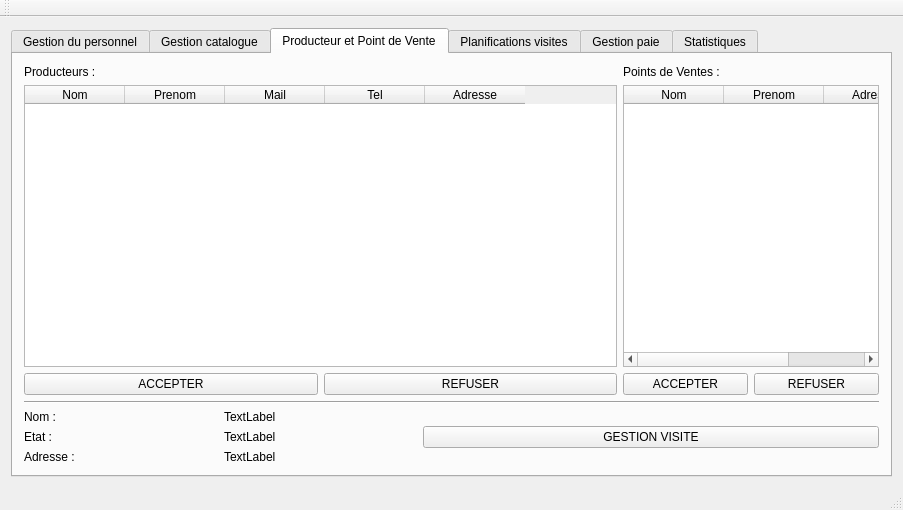
First picture: the form in NewWorldAppli/mainwindow.ui, repository yume05/NewWorld-E4-Projects, before the edit.
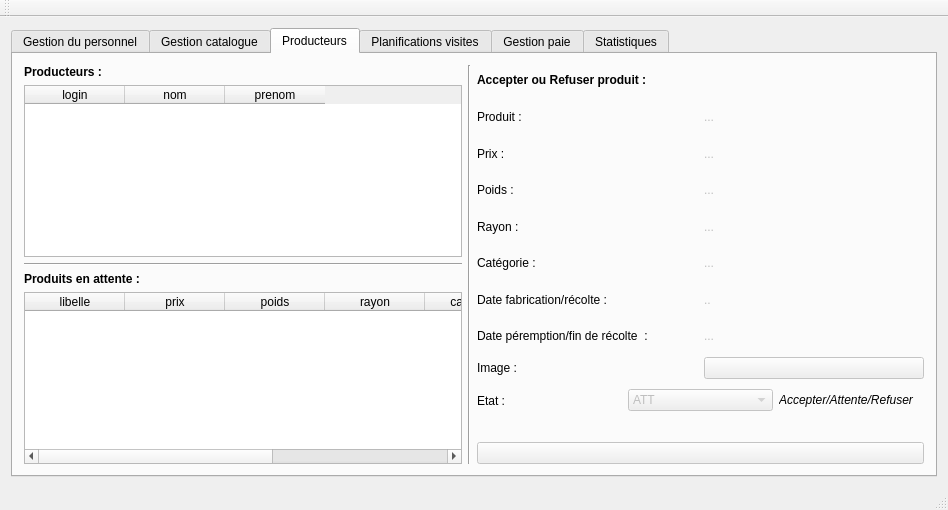
Second picture: the form after the edit. The open tabs and pages were chosen to show the change. Icons and pictures are not drawn.

Commit message: appli(prod/visite) web (prod)

```diff
--- a/NewWorldAppli/mainwindow.ui
+++ b/NewWorldAppli/mainwindow.ui
@@ -6,7 +6,7 @@
    <rect>
     <x>0</x>
     <y>0</y>
-    <width>903</width>
+    <width>948</width>
     <height>510</height>
    </rect>
   </property>
@@ -16,12 +16,6 @@
     <height>510</height>
    </size>
   </property>
-  <property name="maximumSize">
-   <size>
-    <width>903</width>
-    <height>510</height>
-   </size>
-  </property>
   <property name="windowTitle">
    <string>Gestionnaire</string>
   </property>
@@ -109,15 +103,8 @@
        <attribute name="title">
         <string>Gestion catalogue</string>
        </attribute>
-       <widget class="QWidget" name="layoutWidget">
-        <property name="geometry">
-         <rect>
-          <x>12</x>
-          <y>12</y>
-          <width>845</width>
-          <height>396</height>
-         </rect>
-        </property>
+       <layout class="QGridLayout" name="gridLayout_4">
+        <item row="0" column="0">
         <layout class="QHBoxLayout" name="horizontalLayout_4">
          <item>
           <layout class="QVBoxLayout" name="verticalLayout_3">
@@ -414,176 +401,375 @@
           </layout>
          </item>
         </layout>
-       </widget>
+        </item>
+       </layout>
       </widget>
       <widget class="QWidget" name="tab_6">
        <attribute name="title">
-        <string>Producteur et Point de Vente</string>
+        <string>Producteurs</string>
        </attribute>
-       <layout class="QVBoxLayout" name="verticalLayout_4">
+       <layout class="QHBoxLayout" name="horizontalLayout_20">
         <item>
-         <layout class="QGridLayout" name="gridLayout_4">
-          <item row="0" column="0" colspan="3">
-           <layout class="QGridLayout" name="gridLayout_3">
-            <item row="0" column="0">
+         <layout class="QHBoxLayout" name="horizontalLayout_19">
+          <item>
+           <layout class="QHBoxLayout" name="horizontalLayout_9">
+            <item>
+             <layout class="QVBoxLayout" name="verticalLayout">
+              <item>
              <widget class="QLabel" name="label_2">
               <property name="text">
-               <string>Producteurs :</string>
+                 <string>&lt;html&gt;&lt;head/&gt;&lt;body&gt;&lt;p&gt;&lt;span style=&quot; font-weight:600;&quot;&gt;Producteurs :&lt;/span&gt;&lt;/p&gt;&lt;/body&gt;&lt;/html&gt;</string>
               </property>
              </widget>
             </item>
-            <item row="1" column="0" colspan="2">
+              <item>
              <widget class="QTableWidget" name="tableWidgetProducteurs">
-              <column>
-               <property name="text">
-                <string>Nom</string>
-               </property>
-              </column>
-              <column>
-               <property name="text">
-                <string>Prenom</string>
-               </property>
-              </column>
+                <property name="selectionMode">
+                 <enum>QAbstractItemView::SingleSelection</enum>
+                </property>
+                <property name="selectionBehavior">
+                 <enum>QAbstractItemView::SelectRows</enum>
+                </property>
               <column>
                <property name="text">
-                <string>Mail</string>
+                  <string>login</string>
                </property>
               </column>
               <column>
                <property name="text">
-                <string>Tel</string>
+                  <string>nom</string>
                </property>
               </column>
               <column>
                <property name="text">
-                <string>Adresse</string>
+                  <string>prenom</string>
                </property>
               </column>
              </widget>
             </item>
-            <item row="2" column="0">
-             <widget class="QPushButton" name="pushButton_4">
-              <property name="text">
-               <string>ACCEPTER</string>
+              <item>
+               <widget class="Line" name="line_4">
+                <property name="orientation">
+                 <enum>Qt::Horizontal</enum>
               </property>
              </widget>
             </item>
-            <item row="2" column="1">
-             <widget class="QPushButton" name="pushButton_5">
-              <property name="text">
-               <string>REFUSER</string>
-              </property>
-             </widget>
-            </item>
-           </layout>
-          </item>
-          <item row="0" column="3">
-           <layout class="QGridLayout" name="gridLayout_2">
-            <item row="0" column="0">
+              <item>
              <widget class="QLabel" name="label_3">
               <property name="text">
-               <string>Points de Ventes :</string>
+                 <string>&lt;html&gt;&lt;head/&gt;&lt;body&gt;&lt;p&gt;&lt;span style=&quot; font-weight:600;&quot;&gt;Produits en attente :&lt;/span&gt;&lt;/p&gt;&lt;/body&gt;&lt;/html&gt;</string>
               </property>
              </widget>
             </item>
-            <item row="1" column="0" colspan="2">
-             <widget class="QTableWidget" name="tableWidgetPointDeVentes">
+              <item>
+               <widget class="QTableWidget" name="tableWidgetProduitsAttente">
+                <property name="selectionMode">
+                 <enum>QAbstractItemView::SingleSelection</enum>
+                </property>
+                <property name="selectionBehavior">
+                 <enum>QAbstractItemView::SelectRows</enum>
+                </property>
               <column>
                <property name="text">
-                <string>Nom</string>
+                  <string>libelle</string>
                </property>
               </column>
               <column>
                <property name="text">
-                <string>Prenom</string>
+                  <string>prix</string>
                </property>
               </column>
               <column>
                <property name="text">
-                <string>Adresse</string>
-               </property>
-              </column>
-             </widget>
-            </item>
-            <item row="2" column="0">
-             <widget class="QPushButton" name="pushButton">
+                  <string>poids</string>
+                 </property>
+                </column>
+                <column>
               <property name="text">
-               <string>ACCEPTER</string>
-              </property>
-             </widget>
-            </item>
-            <item row="2" column="1">
-             <widget class="QPushButton" name="pushButton_2">
+                  <string>rayon</string>
+                 </property>
+                </column>
+                <column>
               <property name="text">
-               <string>REFUSER</string>
-              </property>
+                  <string>catégorie</string>
+                 </property>
+                </column>
+                <column>
+                 <property name="text">
+                  <string>dateDebut</string>
+                 </property>
+                </column>
+                <column>
+                 <property name="text">
+                  <string>dateFin</string>
+                 </property>
+                </column>
              </widget>
             </item>
            </layout>
           </item>
-          <item row="1" column="0" colspan="4">
-           <widget class="Line" name="line_2">
+            <item>
+             <widget class="Line" name="line_3">
             <property name="orientation">
-             <enum>Qt::Horizontal</enum>
+               <enum>Qt::Vertical</enum>
             </property>
            </widget>
           </item>
-          <item row="2" column="0">
-           <layout class="QVBoxLayout" name="verticalLayout_5">
+           </layout>
+          </item>
+          <item>
+           <layout class="QVBoxLayout" name="verticalLayout_7">
+            <item>
+             <widget class="QLabel" name="label_59">
+              <property name="text">
+               <string>&lt;html&gt;&lt;head/&gt;&lt;body&gt;&lt;p&gt;&lt;span style=&quot; font-weight:600;&quot;&gt;Accepter ou Refuser produit :&lt;/span&gt;&lt;/p&gt;&lt;/body&gt;&lt;/html&gt;</string>
+              </property>
+             </widget>
+            </item>
+            <item>
+             <layout class="QHBoxLayout" name="horizontalLayout_18">
             <item>
              <widget class="QLabel" name="label_4">
               <property name="text">
-               <string>Nom :</string>
+                 <string>Produit :</string>
               </property>
              </widget>
             </item>
+              <item>
+               <widget class="QLabel" name="libelleProduit">
+                <property name="enabled">
+                 <bool>false</bool>
+                </property>
+                <property name="text">
+                 <string>...</string>
+                </property>
+               </widget>
+              </item>
+             </layout>
+            </item>
+            <item>
+             <layout class="QHBoxLayout" name="horizontalLayout_17">
             <item>
              <widget class="QLabel" name="label_5">
               <property name="text">
-               <string>Etat :</string>
+                 <string>Prix :</string>
               </property>
              </widget>
             </item>
+              <item>
+               <widget class="QLabel" name="prixProduit">
+                <property name="enabled">
+                 <bool>false</bool>
+                </property>
+                <property name="text">
+                 <string>...</string>
+                </property>
+               </widget>
+              </item>
+             </layout>
+            </item>
+            <item>
+             <layout class="QHBoxLayout" name="horizontalLayout_16">
             <item>
              <widget class="QLabel" name="label_6">
               <property name="text">
-               <string>Adresse :</string>
+                 <string>Poids :</string>
               </property>
              </widget>
             </item>
-           </layout>
-          </item>
-          <item row="2" column="1">
+              <item>
+               <widget class="QLabel" name="poidsProduit">
+                <property name="enabled">
+                 <bool>false</bool>
+                </property>
+                <property name="text">
+                 <string>...</string>
+                </property>
+               </widget>
+              </item>
+             </layout>
+            </item>
+            <item>
+             <layout class="QHBoxLayout" name="horizontalLayout_15">
+              <item>
+               <widget class="QLabel" name="label_16">
+                <property name="text">
+                 <string>Rayon :</string>
+                </property>
+               </widget>
+              </item>
+              <item>
+               <widget class="QLabel" name="rayonProduit">
+                <property name="enabled">
+                 <bool>false</bool>
+                </property>
+                <property name="text">
+                 <string>...</string>
+                </property>
+               </widget>
+              </item>
+             </layout>
+            </item>
+            <item>
+             <layout class="QHBoxLayout" name="horizontalLayout_14">
+              <item>
+               <widget class="QLabel" name="label_17">
+                <property name="text">
+                 <string>Catégorie :</string>
+                </property>
+               </widget>
+              </item>
+              <item>
+               <widget class="QLabel" name="categorieProduit">
+                <property name="enabled">
+                 <bool>false</bool>
+                </property>
+                <property name="text">
+                 <string>...</string>
+                </property>
+               </widget>
+              </item>
+             </layout>
+            </item>
+            <item>
+             <layout class="QHBoxLayout" name="horizontalLayout_13">
+              <item>
+               <widget class="QLabel" name="label_18">
+                <property name="text">
+                 <string>Date fabrication/récolte :</string>
+                </property>
+               </widget>
+              </item>
+              <item>
+               <widget class="QLabel" name="datedebutProduit">
+                <property name="enabled">
+                 <bool>false</bool>
+                </property>
+                <property name="text">
+                 <string>..</string>
+                </property>
+               </widget>
+              </item>
+             </layout>
+            </item>
+            <item>
+             <layout class="QHBoxLayout" name="horizontalLayout_12">
+              <item>
+               <widget class="QLabel" name="label_19">
+                <property name="text">
+                 <string>Date péremption/fin de récolte  :</string>
+                </property>
+               </widget>
+              </item>
+              <item>
+               <widget class="QLabel" name="datefinProduit">
+                <property name="enabled">
+                 <bool>false</bool>
+                </property>
+                <property name="text">
+                 <string>...</string>
+                </property>
+               </widget>
+              </item>
+             </layout>
+            </item>
+            <item>
+             <layout class="QHBoxLayout" name="horizontalLayout_11">
+              <item>
+               <widget class="QLabel" name="label_29">
+                <property name="text">
+                 <string>Image :</string>
+                </property>
+               </widget>
+              </item>
+              <item>
+               <widget class="QPushButton" name="imageProduit">
+                <property name="enabled">
+                 <bool>false</bool>
+                </property>
+                <property name="text">
+                 <string/>
+                </property>
+                <property name="icon">
+                 <iconset resource="ressources.qrc">
+                  <normaloff>:/images/docs/document-open.png</normaloff>:/images/docs/document-open.png</iconset>
+                </property>
+               </widget>
+              </item>
+             </layout>
+            </item>
+            <item>
+             <layout class="QHBoxLayout" name="horizontalLayout_10">
+              <item>
+               <widget class="QLabel" name="label_27">
+                <property name="text">
+                 <string>Etat :</string>
+                </property>
+               </widget>
+              </item>
+              <item>
+               <widget class="QComboBox" name="etatProduit">
+                <property name="enabled">
+                 <bool>false</bool>
+                </property>
+                <item>
+                 <property name="text">
+                  <string>ATT</string>
+                 </property>
+                </item>
+                <item>
+                 <property name="text">
+                  <string>ACC</string>
+                 </property>
+                </item>
+                <item>
+                 <property name="text">
+                  <string>REF</string>
+                 </property>
+                </item>
+               </widget>
+              </item>
+              <item>
+               <widget class="QLabel" name="label_28">
+                <property name="text">
+                 <string>&lt;html&gt;&lt;head/&gt;&lt;body&gt;&lt;p&gt;&lt;span style=&quot; font-size:9pt; font-style:italic;&quot;&gt;Accepter/Attente/Refuser&lt;/span&gt;&lt;/p&gt;&lt;/body&gt;&lt;/html&gt;</string>
+                </property>
+               </widget>
+              </item>
+             </layout>
+            </item>
+            <item>
            <layout class="QVBoxLayout" name="verticalLayout_6">
             <item>
-             <widget class="QLabel" name="labelNom">
-              <property name="text">
-               <string>TextLabel</string>
-              </property>
-             </widget>
-            </item>
-            <item>
-             <widget class="QLabel" name="labelEtat">
-              <property name="text">
-               <string>TextLabel</string>
-              </property>
-             </widget>
+               <spacer name="horizontalSpacer">
+                <property name="orientation">
+                 <enum>Qt::Horizontal</enum>
+                </property>
+                <property name="sizeHint" stdset="0">
+                 <size>
+                  <width>40</width>
+                  <height>20</height>
+                 </size>
+                </property>
+               </spacer>
             </item>
             <item>
-             <widget class="QLabel" name="labelAdresse">
+               <widget class="QPushButton" name="pushButtonValiderProduit">
+                <property name="enabled">
+                 <bool>false</bool>
+                </property>
               <property name="text">
-               <string>TextLabel</string>
-              </property>
+                 <string/>
+                </property>
+                <property name="icon">
+                 <iconset resource="ressources.qrc">
+                  <normaloff>:/images/docs/add.png</normaloff>:/images/docs/add.png</iconset>
+                </property>
              </widget>
             </item>
            </layout>
           </item>
-          <item row="2" column="2" colspan="2">
-           <widget class="QPushButton" name="pushButton_3">
-            <property name="text">
-             <string>GESTION VISITE</string>
-            </property>
-           </widget>
+           </layout>
           </item>
          </layout>
         </item>
@@ -593,6 +779,280 @@
        <attribute name="title">
         <string>Planifications visites</string>
        </attribute>
+       <layout class="QVBoxLayout" name="verticalLayout_11">
+        <item>
+         <layout class="QHBoxLayout" name="horizontalLayout_21">
+          <item>
+           <layout class="QVBoxLayout" name="verticalLayout_8">
+            <item>
+             <widget class="QLabel" name="label_20">
+              <property name="text">
+               <string>&lt;html&gt;&lt;head/&gt;&lt;body&gt;&lt;p&gt;&lt;span style=&quot; font-weight:600;&quot;&gt;Tous les producteurs :&lt;/span&gt;&lt;/p&gt;&lt;/body&gt;&lt;/html&gt;</string>
+              </property>
+             </widget>
+            </item>
+            <item>
+             <widget class="QTableWidget" name="tableWidgetProducteursTous">
+              <property name="selectionMode">
+               <enum>QAbstractItemView::SingleSelection</enum>
+              </property>
+              <property name="selectionBehavior">
+               <enum>QAbstractItemView::SelectRows</enum>
+              </property>
+              <column>
+               <property name="text">
+                <string>login</string>
+               </property>
+              </column>
+              <column>
+               <property name="text">
+                <string>nom prénom</string>
+               </property>
+              </column>
+              <column>
+               <property name="text">
+                <string>adresse</string>
+               </property>
+              </column>
+              <column>
+               <property name="text">
+                <string>etat</string>
+               </property>
+              </column>
+             </widget>
+            </item>
+           </layout>
+          </item>
+          <item>
+           <layout class="QVBoxLayout" name="verticalLayout_9">
+            <item>
+             <widget class="QLabel" name="label_21">
+              <property name="text">
+               <string>&lt;html&gt;&lt;head/&gt;&lt;body&gt;&lt;p&gt;&lt;span style=&quot; font-weight:600;&quot;&gt;Controleurs :&lt;/span&gt;&lt;/p&gt;&lt;/body&gt;&lt;/html&gt;</string>
+              </property>
+             </widget>
+            </item>
+            <item>
+             <widget class="QTableWidget" name="tableWidgetControleurs">
+              <property name="selectionMode">
+               <enum>QAbstractItemView::SingleSelection</enum>
+              </property>
+              <property name="selectionBehavior">
+               <enum>QAbstractItemView::SelectRows</enum>
+              </property>
+              <column>
+               <property name="text">
+                <string>login</string>
+               </property>
+              </column>
+              <column>
+               <property name="text">
+                <string>nom prénom</string>
+               </property>
+              </column>
+              <column>
+               <property name="text">
+                <string>adresse</string>
+               </property>
+              </column>
+             </widget>
+            </item>
+           </layout>
+          </item>
+          <item>
+           <spacer name="verticalSpacer">
+            <property name="orientation">
+             <enum>Qt::Vertical</enum>
+            </property>
+            <property name="sizeHint" stdset="0">
+             <size>
+              <width>20</width>
+              <height>40</height>
+             </size>
+            </property>
+           </spacer>
+          </item>
+         </layout>
+        </item>
+        <item>
+         <layout class="QHBoxLayout" name="horizontalLayout_22">
+          <item>
+           <widget class="QFrame" name="">
+            <layout class="QGridLayout" name="gridLayout_3">
+             <item row="2" column="1" colspan="3">
+              <widget class="QLabel" name="etatProducteur">
+               <property name="enabled">
+                <bool>false</bool>
+               </property>
+               <property name="text">
+                <string>&lt;html&gt;&lt;head/&gt;&lt;body&gt;&lt;p&gt;&lt;span style=&quot; font-style:italic;&quot;&gt;...&lt;/span&gt;&lt;/p&gt;&lt;/body&gt;&lt;/html&gt;</string>
+               </property>
+              </widget>
+             </item>
+             <item row="0" column="0" colspan="3">
+              <widget class="QLabel" name="label_22">
+               <property name="text">
+                <string>&lt;html&gt;&lt;head/&gt;&lt;body&gt;&lt;p&gt;&lt;span style=&quot; font-weight:600;&quot;&gt;Proposer visite :&lt;/span&gt;&lt;/p&gt;&lt;/body&gt;&lt;/html&gt;</string>
+               </property>
+              </widget>
+             </item>
+             <item row="4" column="1" colspan="3">
+              <widget class="QLabel" name="controleur">
+               <property name="enabled">
+                <bool>false</bool>
+               </property>
+               <property name="text">
+                <string>&lt;html&gt;&lt;head/&gt;&lt;body&gt;&lt;p&gt;&lt;span style=&quot; font-style:italic;&quot;&gt;...&lt;/span&gt;&lt;/p&gt;&lt;/body&gt;&lt;/html&gt;</string>
+               </property>
+              </widget>
+             </item>
+             <item row="5" column="0" colspan="3">
+              <widget class="QLabel" name="label_62">
+               <property name="text">
+                <string>Thème de la visite :</string>
+               </property>
+              </widget>
+             </item>
+             <item row="6" column="2" colspan="3">
+              <widget class="QDateEdit" name="dateVisite">
+               <property name="enabled">
+                <bool>false</bool>
+               </property>
+              </widget>
+             </item>
+             <item row="7" column="0" colspan="2">
+              <spacer name="horizontalSpacer_2">
+               <property name="orientation">
+                <enum>Qt::Horizontal</enum>
+               </property>
+               <property name="sizeHint" stdset="0">
+                <size>
+                 <width>40</width>
+                 <height>20</height>
+                </size>
+               </property>
+              </spacer>
+             </item>
+             <item row="4" column="0">
+              <widget class="QLabel" name="label_60">
+               <property name="text">
+                <string>Controleur :</string>
+               </property>
+              </widget>
+             </item>
+             <item row="5" column="3" colspan="2">
+              <widget class="QComboBox" name="typeVisite">
+               <property name="enabled">
+                <bool>false</bool>
+               </property>
+               <item>
+                <property name="text">
+                 <string>1ère Visite</string>
+                </property>
+               </item>
+               <item>
+                <property name="text">
+                 <string>Périodique</string>
+                </property>
+               </item>
+              </widget>
+             </item>
+             <item row="2" column="0">
+              <widget class="QLabel" name="label_25">
+               <property name="text">
+                <string>Etat  :</string>
+               </property>
+              </widget>
+             </item>
+             <item row="6" column="0" colspan="2">
+              <widget class="QLabel" name="label_63">
+               <property name="text">
+                <string>Date proposé :</string>
+               </property>
+              </widget>
+             </item>
+             <item row="1" column="0">
+              <widget class="QLabel" name="label_23">
+               <property name="text">
+                <string>Producteur :</string>
+               </property>
+              </widget>
+             </item>
+             <item row="1" column="1" colspan="3">
+              <widget class="QLabel" name="producteur">
+               <property name="enabled">
+                <bool>false</bool>
+               </property>
+               <property name="text">
+                <string>&lt;html&gt;&lt;head/&gt;&lt;body&gt;&lt;p&gt;&lt;span style=&quot; font-style:italic;&quot;&gt;...&lt;/span&gt;&lt;/p&gt;&lt;/body&gt;&lt;/html&gt;</string>
+               </property>
+              </widget>
+             </item>
+             <item row="7" column="3" colspan="2">
+              <widget class="QPushButton" name="pushButtonProposerVisite">
+               <property name="enabled">
+                <bool>false</bool>
+               </property>
+               <property name="text">
+                <string/>
+               </property>
+               <property name="icon">
+                <iconset resource="ressources.qrc">
+                 <normaloff>:/images/docs/go-previous-rtl.png</normaloff>:/images/docs/go-previous-rtl.png</iconset>
+               </property>
+              </widget>
+             </item>
+            </layout>
+           </widget>
+          </item>
+          <item>
+           <layout class="QVBoxLayout" name="verticalLayout_10">
+            <item>
+             <widget class="QLabel" name="label_24">
+              <property name="text">
+               <string>&lt;html&gt;&lt;head/&gt;&lt;body&gt;&lt;p&gt;&lt;span style=&quot; font-weight:600;&quot;&gt;Visites :&lt;/span&gt;&lt;/p&gt;&lt;/body&gt;&lt;/html&gt;</string>
+              </property>
+             </widget>
+            </item>
+            <item>
+             <widget class="QTableWidget" name="tableWidgetVisites">
+              <column>
+               <property name="text">
+                <string>date</string>
+               </property>
+              </column>
+              <column>
+               <property name="text">
+                <string>etat</string>
+               </property>
+              </column>
+              <column>
+               <property name="text">
+                <string>gestionnaire</string>
+               </property>
+              </column>
+              <column>
+               <property name="text">
+                <string>controleur</string>
+               </property>
+              </column>
+              <column>
+               <property name="text">
+                <string>producteur</string>
+               </property>
+              </column>
+              <column>
+               <property name="text">
+                <string>typeVisite</string>
+               </property>
+              </column>
+             </widget>
+            </item>
+           </layout>
+          </item>
+         </layout>
+        </item>
+       </layout>
       </widget>
       <widget class="QWidget" name="tab_4">
        <attribute name="title">
```
Left out of the diff: 17 changed lines with no effect on the pictures. Lines whose indentation alone changed are shown as unchanged. The commit also changes 45 other files.
